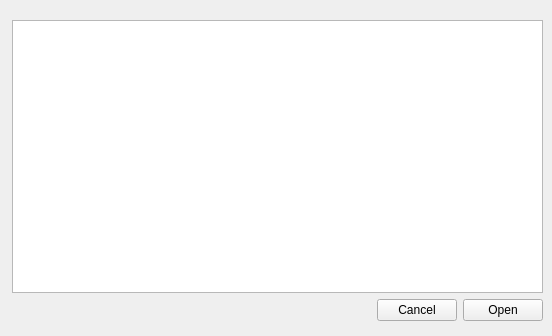
First picture: the form in libs/habutil/habit/HResultsExplorerForm.ui, repository djsperka/habit2-src, before the edit.
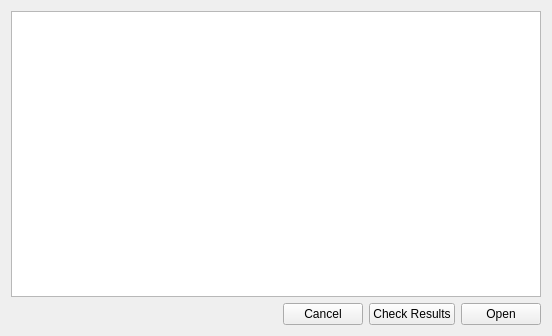
Second picture: the form after the edit.

Commit message: WIP - working on scanner/fix to read results files and look for duplicated looks.

Diff of the .ui file:
```diff
--- a/libs/habutil/habit/HResultsExplorerForm.ui
+++ b/libs/habutil/habit/HResultsExplorerForm.ui
@@ -13,15 +13,6 @@
   <property name="windowTitle">
    <string>Form</string>
   </property>
-  <widget class="QWidget" name="layoutWidget">
-   <property name="geometry">
-    <rect>
-     <x>12</x>
-     <y>20</y>
-     <width>531</width>
-     <height>301</height>
-    </rect>
-   </property>
    <layout class="QVBoxLayout" name="verticalLayout">
     <item>
      <widget class="QTreeView" name="treeViewFolders"/>
@@ -48,6 +39,13 @@
         </property>
        </widget>
       </item>
+     <item>
+      <widget class="QPushButton" name="pbCheckResults">
+       <property name="text">
+        <string>Check Results</string>
+       </property>
+      </widget>
+     </item>
       <item>
        <widget class="QPushButton" name="pbOpen">
         <property name="text">
@@ -58,7 +56,6 @@
      </layout>
     </item>
    </layout>
-  </widget>
  </widget>
  <resources/>
  <connections/>
```
Lines whose indentation alone changed are shown as unchanged. The commit also changes 5 other files.
